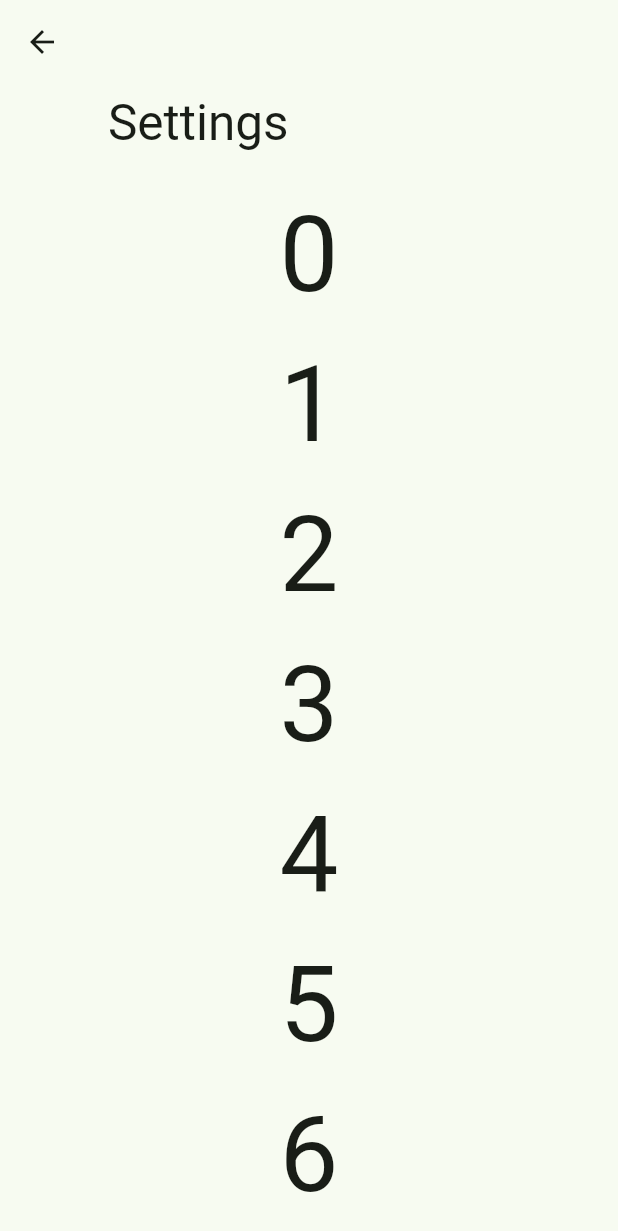
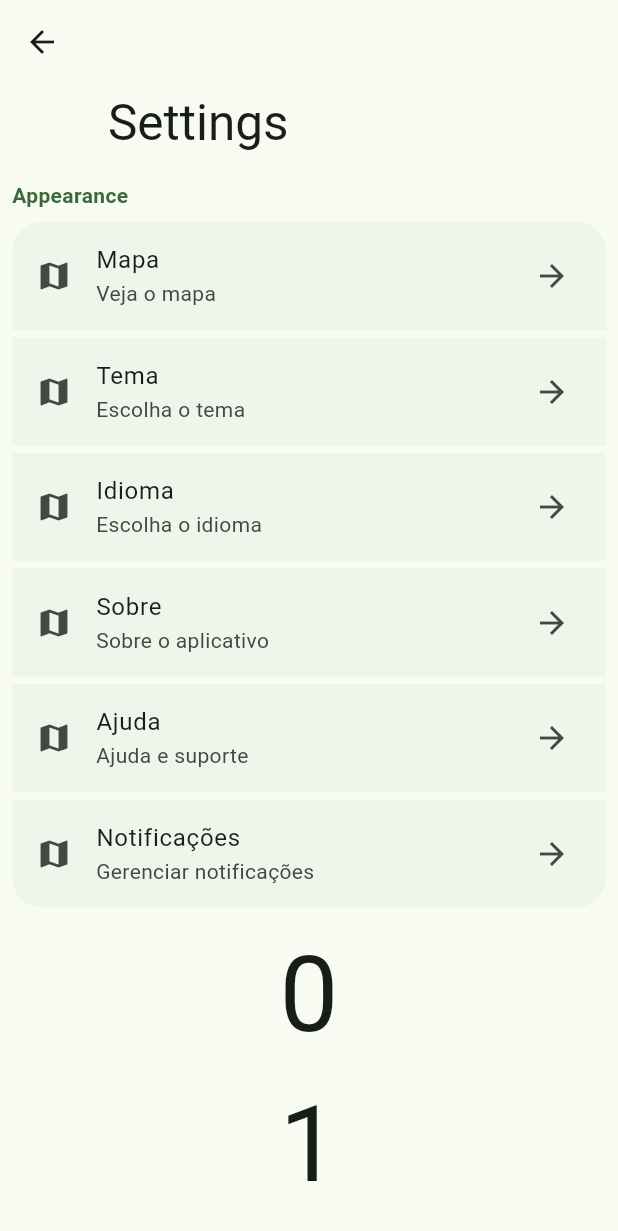
Before and after one commit to vinaooo/byewall3, a Flutter app: the SettingsScreen screen opened directly, on a phone screen of 412 x 824 dp. Shown: the top 1231 px of the screen. Run offline on Flutter 3.47's test engine with Material 3 defaults, Android fonts, the light colour scheme and no system bars; drawn by our look-alikes of dynamic_color.

Commit message:
Add appearance settings and enhance settings screen layout
- Enhanced SettingsScreen with new SettingsTiles for appearance, theme, language, about, help, and notifications.
- Introduced AppColors class for dynamic color adjustments based on theme.
- Created SettingsTiles widget for better UI representation of settings options.

```diff
--- a/lang/en.json
+++ b/lang/en.json
@@ -1,5 +1,6 @@
 {
   "byewall": "Byewall",
   "home": "Home",
-  "settings": "Settings"
+  "settings": "Settings",
+  "appearance": "Appearance"
 }
--- a/lang/es.json
+++ b/lang/es.json
@@ -1,5 +1,6 @@
 {
   "byewall": "Byewall",
   "home": "Inicio",
-  "settings": "Ajustes"
+  "settings": "Ajustes",
+  "appearance": "Appearance"
 }
--- a/lang/pt.json
+++ b/lang/pt.json
@@ -1,5 +1,6 @@
 {
   "byewall": "Byewall",
   "home": "Início",
-  "settings": "Configurações"
+  "settings": "Configurações",
+  "appearance": "Aparência"
 }
--- /dev/null
+++ b/lib/app_colors.dart
@@ -0,0 +1,17 @@
+import 'package:flutter/material.dart';
+
+class AppColors {
+  static Color getAdjustedSecondaryContainer(BuildContext context) {
+    final bool isDarkTheme = Theme.of(context).brightness == Brightness.dark;
+
+    final double lightness = isDarkTheme ? 0.15 : 0.91;
+    final double saturation = isDarkTheme ? 0.01 : 0.25;
+    final double alpha = isDarkTheme ? 0.4 : 0.5;
+
+    return HSLColor.fromColor(Theme.of(context).colorScheme.primaryContainer)
+        .withLightness(lightness)
+        .withSaturation(saturation)
+        .toColor()
+        .withAlpha((alpha * 255).toInt());
+  }
+}
--- a/lib/settings_screen.dart
+++ b/lib/settings_screen.dart
@@ -1,4 +1,5 @@
 import 'package:byewall3/app_localizations.dart';
+import 'package:byewall3/ui/list_tiles.dart';
 import 'package:flutter/material.dart';
 
 class SettingsScreen extends StatelessWidget {
@@ -11,26 +12,101 @@ class SettingsScreen extends StatelessWidget {
         slivers: <Widget>[
           SliverAppBar(
             pinned: true,
-
             snap: true,
             floating: true,
+            surfaceTintColor: Colors.transparent,
             expandedHeight: 120.0,
             flexibleSpace: FlexibleSpaceBar(
               title: Text(
                 AppLocalizations.of(context)?.translate('settings') ??
                     "Settings",
               ),
-              // background: FlutterLogo(),
             ),
           ),
-          // const SliverToBoxAdapter(
-          //   child: SizedBox(
-          //     height: 20,
-          //     child: Center(
-          //       child: Text('Scroll to see the SliverAppBar in effect.'),
-          //     ),
-          //   ),
-          // ),
+          SliverToBoxAdapter(
+            child: Padding(
+              padding: const EdgeInsets.symmetric(horizontal: 8.0),
+              child: Row(
+                children: [
+                  SizedBox(
+                    height: 20,
+                    child: Center(
+                      child: Text(
+                        AppLocalizations.of(context)?.translate('appearance') ??
+                            "Appearance",
+                        style: TextStyle(
+                          color: Theme.of(context).colorScheme.primary,
+                          fontWeight: FontWeight.w600,
+                        ),
+                      ),
+                    ),
+                  ),
+                ],
+              ),
+            ),
+          ),
+          SliverToBoxAdapter(
+            child: Padding(
+              padding: const EdgeInsets.all(8.0),
+              child: Column(
+                children: [
+                  SettingsTiles(
+                    topLeft: 20,
+                    topRight: 20,
+                    bottomLeft: 0,
+                    bottomRight: 0,
+                    title: 'Mapa',
+                    subtitle: 'Veja o mapa',
+                  ),
+                  SizedBox(height: 5),
+                  SettingsTiles(
+                    topLeft: 0,
+                    topRight: 0,
+                    bottomLeft: 0,
+                    bottomRight: 0,
+                    title: 'Tema',
+                    subtitle: 'Escolha o tema',
+                  ),
+                  SizedBox(height: 5),
+                  SettingsTiles(
+                    topLeft: 0,
+                    topRight: 0,
+                    bottomLeft: 0,
+                    bottomRight: 0,
+                    title: 'Idioma',
+                    subtitle: 'Escolha o idioma',
+                  ),
+                  SizedBox(height: 5),
+                  SettingsTiles(
+                    topLeft: 0,
+                    topRight: 0,
+                    bottomLeft: 0,
+                    bottomRight: 0,
+                    title: 'Sobre',
+                    subtitle: 'Sobre o aplicativo',
+                  ),
+                  SizedBox(height: 5),
+                  SettingsTiles(
+                    topLeft: 0,
+                    topRight: 0,
+                    bottomLeft: 0,
+                    bottomRight: 0,
+                    title: 'Ajuda',
+                    subtitle: 'Ajuda e suporte',
+                  ),
+                  SizedBox(height: 5),
+                  SettingsTiles(
+                    topLeft: 0,
+                    topRight: 0,
+                    bottomLeft: 20,
+                    bottomRight: 20,
+                    title: 'Notificações',
+                    subtitle: 'Gerenciar notificações',
+                  ),
+                ],
+              ),
+            ),
+          ),
           SliverList(
             delegate: SliverChildBuilderDelegate((
               BuildContext context,
--- /dev/null
+++ b/lib/ui/list_tiles.dart
@@ -0,0 +1,44 @@
+import 'package:byewall3/app_colors.dart';
+import 'package:flutter/material.dart';
+
+class SettingsTiles extends StatelessWidget {
+  final int topLeft;
+  final int topRight;
+  final int bottomRight;
+  final int bottomLeft;
+  final String title;
+  final String subtitle;
+
+  const SettingsTiles({
+    super.key,
+    required this.topLeft,
+    required this.topRight,
+    required this.bottomRight,
+    required this.bottomLeft,
+    required this.title,
+    required this.subtitle,
+  });
+
+  @override
+  Widget build(BuildContext context) {
+    return Container(
+      decoration: BoxDecoration(
+        color: AppColors.getAdjustedSecondaryContainer(
+          context,
+        ), // Adicione uma cor de fundo
+        borderRadius: BorderRadius.only(
+          topLeft: Radius.circular(topLeft.toDouble()),
+          topRight: Radius.circular(topRight.toDouble()),
+          bottomLeft: Radius.circular(bottomLeft.toDouble()),
+          bottomRight: Radius.circular(bottomRight.toDouble()),
+        ),
+      ),
+      child: ListTile(
+        leading: Icon(Icons.map),
+        title: Text(title),
+        subtitle: Text(subtitle),
+        trailing: Icon(Icons.arrow_forward),
+      ),
+    );
+  }
+}
```
